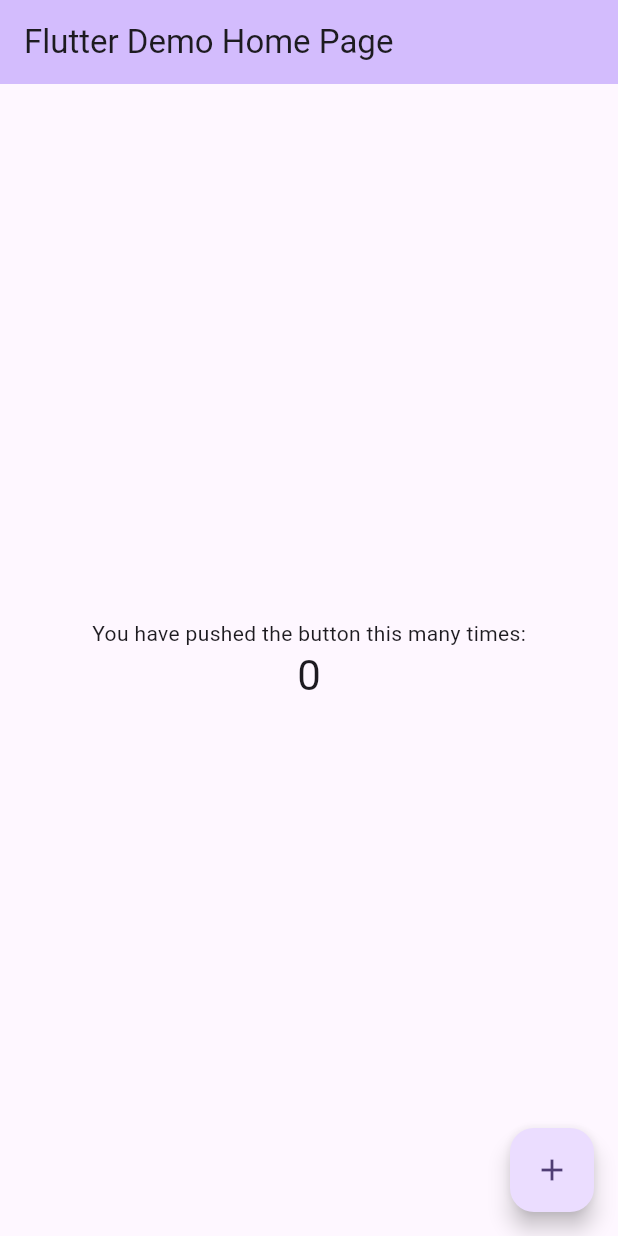
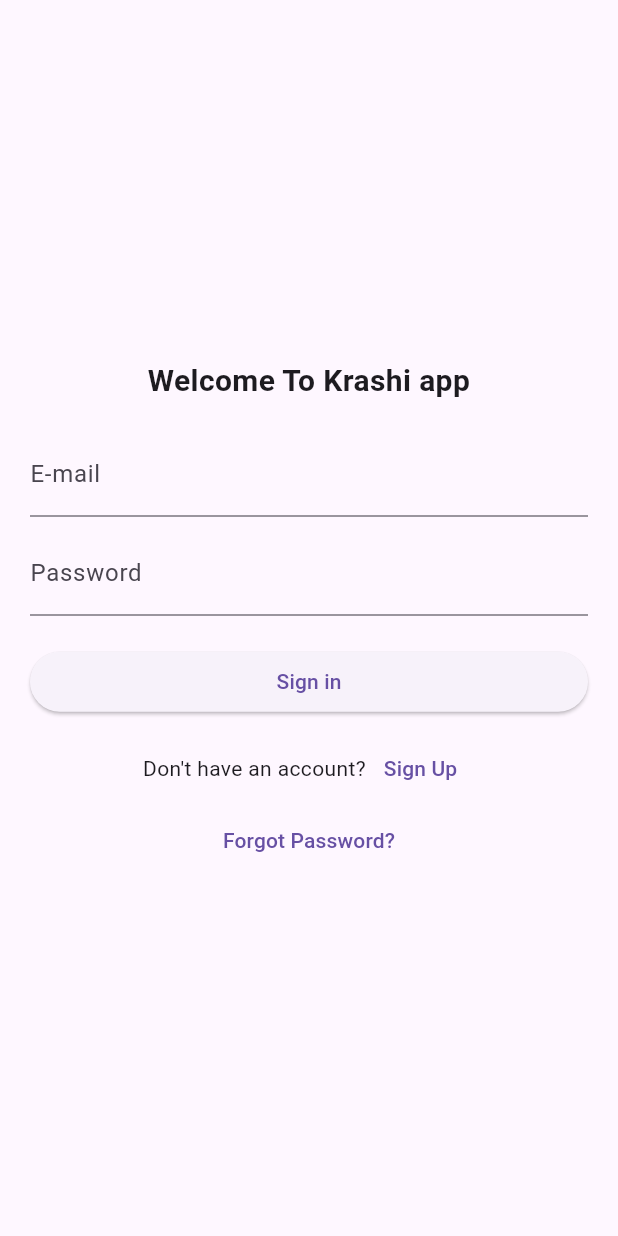
Before and after one commit to akshat-k04/karshi, a Flutter app: the screen it shows after launch, on a phone screen of 412 x 824 dp. Run offline on Flutter 3.47's test engine with Material 3 defaults, Android fonts, the phone set to English and light mode, and no system bars; our stand-ins replace cloud_firestore, firebase_auth, firebase_core; accounts and stored records are empty.

Commit message:
basic setup

```diff
--- /dev/null
+++ b/lib/auth files/signin.dart
@@ -0,0 +1,118 @@
+import 'package:flutter/material.dart';
+import 'package:karshi/User/Home_page.dart';
+import 'package:karshi/auth%20files/forgotPassword.dart';
+import 'package:karshi/auth%20files/signup.dart';
+
+class SigninScreen extends StatelessWidget {
+  const SigninScreen({Key? key}) : super(key: key);
+
+  @override
+  Widget build(BuildContext context) {
+    return Scaffold(
+      body: SafeArea(
+        child: Padding(
+          padding: const EdgeInsets.all(20.0),
+          child: Column(
+            mainAxisAlignment: MainAxisAlignment.center,
+            crossAxisAlignment: CrossAxisAlignment.stretch,
+            children: [
+              const Text(
+                'Welcome To Krashi app',
+                textAlign: TextAlign.center,
+                style: TextStyle(
+                  fontSize: 20.0,
+                  fontWeight: FontWeight.bold,
+                ),
+              ),
+              const SizedBox(height: 20.0),
+              const TextField(
+                decoration: InputDecoration(
+                  labelText: 'E-mail',
+                ),
+              ),
+              const SizedBox(height: 10.0),
+              const TextField(
+                obscureText: true,
+                decoration: InputDecoration(
+                  labelText: 'Password',
+                ),
+              ),
+              const SizedBox(height: 20.0),
+              ElevatedButton(
+                onPressed: () {
+                  // Add your sign in logic here
+                  Navigator.push(
+                    context,
+                    PageRouteBuilder(
+                      transitionDuration: Duration(milliseconds: 500),
+                      pageBuilder: (context, animation, secondaryAnimation) =>
+                          HomePage(),
+                      transitionsBuilder:
+                          (context, animation, secondaryAnimation, child) {
+                        return FadeTransition(
+                          opacity: animation,
+                          child: child,
+                        );
+                      },
+                    ),
+                  );
+                },
+                child: const Text('Sign in'),
+              ),
+              const SizedBox(height: 10.0),
+              Row(
+                mainAxisAlignment: MainAxisAlignment.center,
+                children: <Widget>[
+                  const Text("Don't have an account?"),
+                  TextButton(
+                    onPressed: () {
+                      Navigator.push(
+                        context,
+                        PageRouteBuilder(
+                          transitionDuration: Duration(milliseconds: 500),
+                          pageBuilder:
+                              (context, animation, secondaryAnimation) =>
+                                  SignupPage(),
+                          transitionsBuilder:
+                              (context, animation, secondaryAnimation, child) {
+                            return FadeTransition(
+                              opacity: animation,
+                              child: child,
+                            );
+                          },
+                        ),
+                      );
+                    },
+                    child: const Text('Sign Up'),
+                  ),
+                ],
+              ),
+              // const SizedBox(height: 0.0),
+              TextButton(
+                onPressed: () {
+                  // Add your forgot password logic here
+                  Navigator.push(
+                    context,
+                    PageRouteBuilder(
+                      transitionDuration: Duration(milliseconds: 500),
+                      pageBuilder: (context, animation, secondaryAnimation) =>
+                          ForgotPasswordScreen(),
+                      transitionsBuilder:
+                          (context, animation, secondaryAnimation, child) {
+                        return FadeTransition(
+                          opacity: animation,
+                          child: child,
+                        );
+                      },
+                    ),
+                  );
+                },
+                child: const Text('Forgot Password?'),
+              ),
+            ],
+          ),
+        ),
+      ),
+    );
+  }
+}
--- a/lib/main.dart
+++ b/lib/main.dart
@@ -1,6 +1,12 @@
 import 'package:flutter/material.dart';
+import 'package:karshi/auth%20files/signin.dart';
+import 'package:firebase_core/firebase_core.dart';
+import 'firebase_options.dart';
 
-void main() {
+Future<void> main() async {
+  WidgetsFlutterBinding.ensureInitialized();
+  await Firebase.initializeApp(
+      );
   runApp(const MyApp());
 }
 
@@ -10,116 +16,10 @@ class MyApp extends StatelessWidget {
   // This widget is the root of your application.
   @override
   Widget build(BuildContext context) {
-    return MaterialApp(
-      title: 'Flutter Demo',
-      theme: ThemeData(
-        // This is the theme of your application.
-        //
-        // TRY THIS: Try running your application with "flutter run". You'll see
-        // the application has a purple toolbar. Then, without quitting the app,
-        // try changing the seedColor in the colorScheme below to Colors.green
-        // and then invoke "hot reload" (save your changes or press the "hot
-        // reload" button in a Flutter-supported IDE, or press "r" if you used
-        // the command line to start the app).
-        //
-        // Notice that the counter didn't reset back to zero; the application
-        // state is not lost during the reload. To reset the state, use hot
-        // restart instead.
-        //
-        // This works for code too, not just values: Most code changes can be
-        // tested with just a hot reload.
-        colorScheme: ColorScheme.fromSeed(seedColor: Colors.deepPurple),
-        useMaterial3: true,
-      ),
-      home: const MyHomePage(title: 'Flutter Demo Home Page'),
+    return const MaterialApp(
+      title: 'Krashi',
+      // theme: ThemeData(),
+      home: SigninScreen(),
     );
   }
 }
-
-class MyHomePage extends StatefulWidget {
-  const MyHomePage({super.key, required this.title});
-
-  // This widget is the home page of your application. It is stateful, meaning
-  // that it has a State object (defined below) that contains fields that affect
-  // how it looks.
-
-  // This class is the configuration for the state. It holds the values (in this
-  // case the title) provided by the parent (in this case the App widget) and
-  // used by the build method of the State. Fields in a Widget subclass are
-  // always marked "final".
-
-  final String title;
-
-  @override
-  State<MyHomePage> createState() => _MyHomePageState();
-}
-
-class _MyHomePageState extends State<MyHomePage> {
-  int _counter = 0;
-
-  void _incrementCounter() {
-    setState(() {
-      // This call to setState tells the Flutter framework that something has
-      // changed in this State, which causes it to rerun the build method below
-      // so that the display can reflect the updated values. If we changed
-      // _counter without calling setState(), then the build method would not be
-      // called again, and so nothing would appear to happen.
-      _counter++;
-    });
-  }
-
-  @override
-  Widget build(BuildContext context) {
-    // This method is rerun every time setState is called, for instance as done
-    // by the _incrementCounter method above.
-    //
-    // The Flutter framework has been optimized to make rerunning build methods
-    // fast, so that you can just rebuild anything that needs updating rather
-    // than having to individually change instances of widgets.
-    return Scaffold(
-      appBar: AppBar(
-        // TRY THIS: Try changing the color here to a specific color (to
-        // Colors.amber, perhaps?) and trigger a hot reload to see the AppBar
-        // change color while the other colors stay the same.
-        backgroundColor: Theme.of(context).colorScheme.inversePrimary,
-        // Here we take the value from the MyHomePage object that was created by
-        // the App.build method, and use it to set our appbar title.
-        title: Text(widget.title),
-      ),
-      body: Center(
-        // Center is a layout widget. It takes a single child and positions it
-        // in the middle of the parent.
-        child: Column(
-          // Column is also a layout widget. It takes a list of children and
-          // arranges them vertically. By default, it sizes itself to fit its
-          // children horizontally, and tries to be as tall as its parent.
-          //
-          // Column has various properties to control how it sizes itself and
-          // how it positions its children. Here we use mainAxisAlignment to
-          // center the children vertically; the main axis here is the vertical
-          // axis because Columns are vertical (the cross axis would be
-          // horizontal).
-          //
-          // TRY THIS: Invoke "debug painting" (choose the "Toggle Debug Paint"
-          // action in the IDE, or press "p" in the console), to see the
-          // wireframe for each widget.
-          mainAxisAlignment: MainAxisAlignment.center,
-          children: <Widget>[
-            const Text(
-              'You have pushed the button this many times:',
-            ),
-            Text(
-              '$_counter',
-              style: Theme.of(context).textTheme.headlineMedium,
-            ),
-          ],
-        ),
-      ),
-      floatingActionButton: FloatingActionButton(
-        onPressed: _incrementCounter,
-        tooltip: 'Increment',
-        child: const Icon(Icons.add),
-      ), // This trailing comma makes auto-formatting nicer for build methods.
-    );
-  }
-}
--- a/pubspec.yaml
+++ b/pubspec.yaml
@@ -35,6 +35,9 @@ dependencies:
   # The following adds the Cupertino Icons font to your application.
   # Use with the CupertinoIcons class for iOS style icons.
   cupertino_icons: ^1.0.6
+  firebase_core: ^2.29.0
+  cloud_firestore: ^4.16.1
+  firebase_auth: ^4.19.1
 
 dev_dependencies:
   flutter_test:
```
Also changed, not shown: lib/User/Home_page.dart (added, +62 -0 lines), lib/auth files/forgotPassword.dart (added, +38 -0 lines), lib/auth files/signup.dart (added, +112 -0 lines), lib/backend/auth.dart (added, +175 -0 lines), firebase.json (added), lib/firebase_options.dart (added), pubspec.lock, 7 other files.
